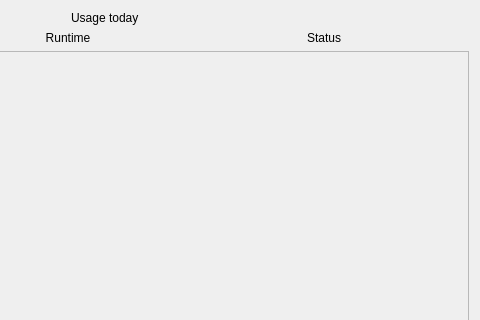
bergamontt/sunflower, file src/gui/widgets/statistics/statisticspage.ui: the form before one commit; both pictures show x 344 to 824 and y 0 to 320 of the 824 by 640 pixel window.
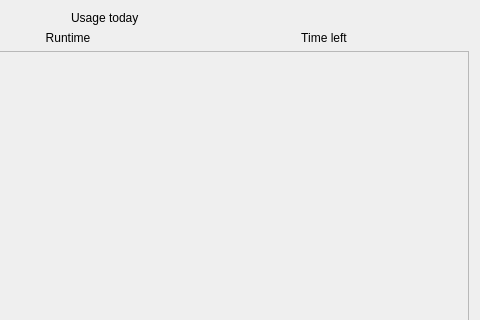
The form after the commit.

Diff of the .ui file:
```diff
--- a/src/gui/widgets/statistics/statisticspage.ui
+++ b/src/gui/widgets/statistics/statisticspage.ui
@@ -109,7 +109,7 @@
           </sizepolicy>
          </property>
          <property name="text">
-          <string>Status</string>
+          <string>Time left</string>
          </property>
          <property name="alignment">
           <set>Qt::AlignmentFlag::AlignCenter</set>
```
Left out of the diff: 2 changed lines with no effect on the pictures.
